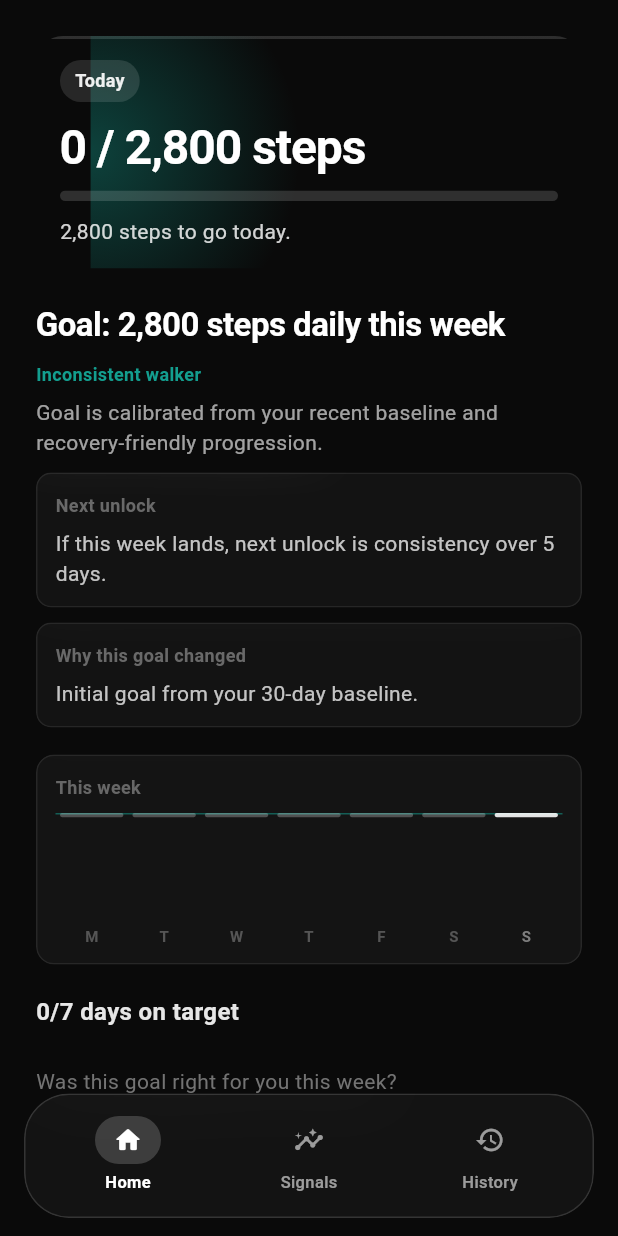
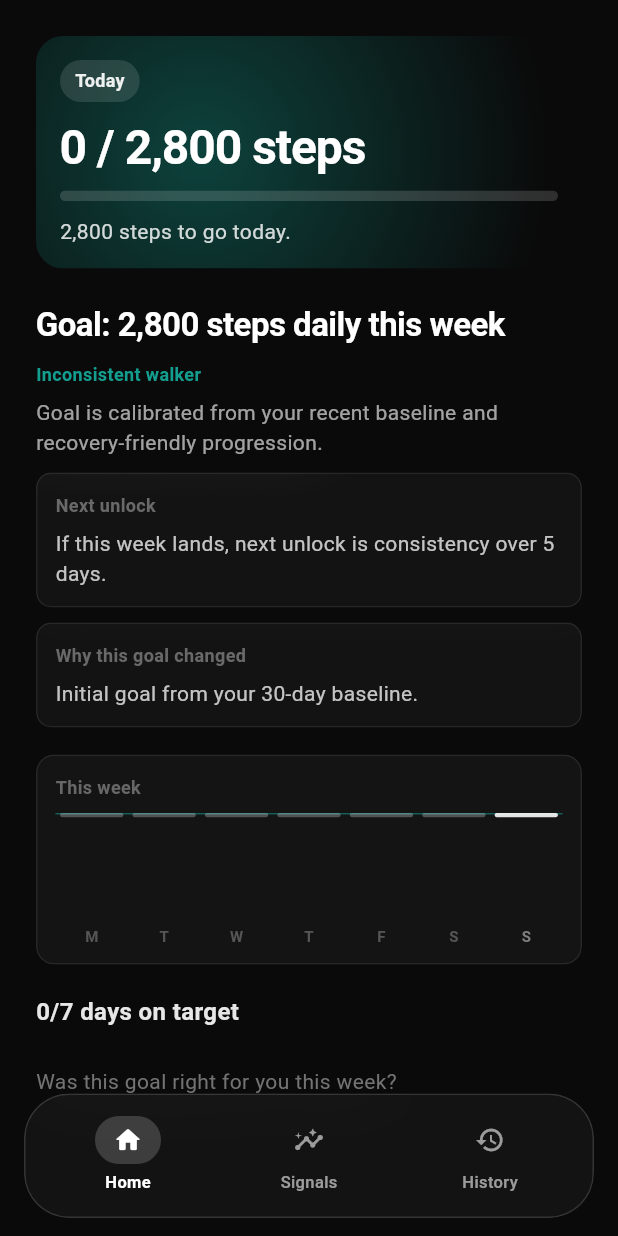
Before and after one commit to HardikSJain/puzzle-health, a Flutter app: the HomePage screen opened by its route, on a phone screen of 412 x 824 dp. Run offline on Flutter 3.47's test engine with Material 3 defaults, Android fonts, the phone set to English and light mode, and no system bars; our stand-ins replace go_router, logger, nanoid, shared_preferences; missing offline and left inert: health; accounts and stored records are empty.

Commit message:
feat(home): implement gradient animation for hero glow effect on load

```diff
--- a/lib/features/home/presentation/pages/home_page.dart
+++ b/lib/features/home/presentation/pages/home_page.dart
@@ -17,16 +17,32 @@ class HomePage extends StatefulWidget {
   State<HomePage> createState() => _HomePageState();
 }
 
-class _HomePageState extends State<HomePage> with SingleTickerProviderStateMixin {
+class _HomePageState extends State<HomePage>
+    with SingleTickerProviderStateMixin {
   CurrentFocus? _focus;
   WeekProgress? _progress;
   bool _loading = true;
   bool _heroEntered = false;
+  late final AnimationController _gradientController;
+  late final Animation<double> _gradientAnimation;
 
   @override
   void initState() {
     super.initState();
+    _gradientController = AnimationController(
+      vsync: this,
+      duration: const Duration(milliseconds: 900),
+    );
+    _gradientAnimation = Tween<double>(begin: -1.2, end: 0).animate(
+      CurvedAnimation(parent: _gradientController, curve: Curves.easeOutCubic),
+    );
     _load();
+  }
+
+  @override
+  void dispose() {
+    _gradientController.dispose();
+    super.dispose();
   }
 
   Future<void> _load() async {
@@ -36,6 +52,7 @@ class _HomePageState extends State<HomePage> with SingleTickerProviderStateMixin
     final progress = await ProgressService.getWeekProgress(focus);
 
     if (!mounted) return;
+    _gradientController.reset();
     setState(() {
       _focus = focus;
       _progress = progress;
@@ -46,6 +63,7 @@ class _HomePageState extends State<HomePage> with SingleTickerProviderStateMixin
     Future.delayed(const Duration(milliseconds: 120), () {
       if (!mounted) return;
       setState(() => _heroEntered = true);
+      _gradientController.forward();
     });
   }
 
@@ -152,16 +170,12 @@ class _HomePageState extends State<HomePage> with SingleTickerProviderStateMixin
                       AppColor.cardColor.withValues(alpha: 0.78),
                     ],
                   ),
-                  border: Border.all(
-                    color: AppColor.primaryTextColor.withValues(alpha: 0.1),
                 ),
               ),
-              ),
-              TweenAnimationBuilder<double>(
-                duration: const Duration(milliseconds: 900),
-                curve: Curves.easeOutCubic,
-                tween: Tween<double>(begin: -1.2, end: heroEntered ? 0.1 : -1.2),
-                builder: (context, value, child) {
+              AnimatedBuilder(
+                animation: _gradientAnimation,
+                builder: (context, child) {
+                  final value = heroEntered ? _gradientAnimation.value : -1.2;
                   return Positioned.fill(
                     child: FractionalTranslation(
                       translation: Offset(value, 0),
@@ -169,8 +183,8 @@ class _HomePageState extends State<HomePage> with SingleTickerProviderStateMixin
                         child: Container(
                           decoration: BoxDecoration(
                             gradient: RadialGradient(
-                              center: Alignment.centerLeft,
-                              radius: 0.9,
+                              center: const Alignment(-0.4, 0),
+                              radius: 1.5,
                               colors: [
                                 AppColor.accentTeal.withValues(alpha: 0.32),
                                 AppColor.accentTeal.withValues(alpha: 0.0),
@@ -191,9 +205,14 @@ class _HomePageState extends State<HomePage> with SingleTickerProviderStateMixin
                     Row(
                       children: [
                         Container(
-                          padding: const EdgeInsets.symmetric(horizontal: 10, vertical: 5),
+                          padding: const EdgeInsets.symmetric(
+                            horizontal: 10,
+                            vertical: 5,
+                          ),
                           decoration: BoxDecoration(
-                            color: AppColor.primaryTextColor.withValues(alpha: 0.12),
+                            color: AppColor.primaryTextColor.withValues(
+                              alpha: 0.12,
+                            ),
                             borderRadius: BorderRadius.circular(999),
                           ),
                           child: Text(
@@ -201,7 +220,9 @@ class _HomePageState extends State<HomePage> with SingleTickerProviderStateMixin
                             style: TextStyle(
                               fontSize: 12,
                               fontWeight: FontWeight.w600,
-                              color: AppColor.primaryTextColor.withValues(alpha: 0.92),
+                              color: AppColor.primaryTextColor.withValues(
+                                alpha: 0.92,
+                              ),
                               letterSpacing: 0.2,
                             ),
                           ),
@@ -227,11 +248,15 @@ class _HomePageState extends State<HomePage> with SingleTickerProviderStateMixin
                       child: LinearProgressIndicator(
                         minHeight: 7,
                         value: progressRatio,
-                        backgroundColor: AppColor.primaryTextColor.withValues(alpha: 0.15),
+                        backgroundColor: AppColor.primaryTextColor.withValues(
+                          alpha: 0.15,
+                        ),
                         valueColor: AlwaysStoppedAnimation<Color>(
                           progress.isOnTrackToday
                               ? AppColor.accentTeal
-                              : AppColor.primaryTextColor.withValues(alpha: 0.9),
+                              : AppColor.primaryTextColor.withValues(
+                                  alpha: 0.9,
+                                ),
                         ),
                       ),
                     ),
@@ -240,7 +265,9 @@ class _HomePageState extends State<HomePage> with SingleTickerProviderStateMixin
                       subtitle,
                       style: TextStyle(
                         fontSize: 14,
-                        color: AppColor.primaryTextColor.withValues(alpha: 0.82),
+                        color: AppColor.primaryTextColor.withValues(
+                          alpha: 0.82,
+                        ),
                       ),
                     ),
                   ],
@@ -555,8 +582,9 @@ class _WeeklyBars extends StatelessWidget {
       ...dailySteps,
       targetSteps,
     ].reduce((a, b) => a > b ? a : b);
-    final targetRatio =
-        maxValue == 0 ? 0.0 : (targetSteps / maxValue).clamp(0.0, 1.0);
+    final targetRatio = maxValue == 0
+        ? 0.0
+        : (targetSteps / maxValue).clamp(0.0, 1.0);
     final todayIndex = (DateTime.now().weekday - 1).clamp(0, 6);
 
     return Column(
@@ -575,8 +603,7 @@ class _WeeklyBars extends StatelessWidget {
                 crossAxisAlignment: CrossAxisAlignment.end,
                 children: List.generate(7, (index) {
                   final value = dailySteps[index];
-                  final ratio =
-                      maxValue == 0
+                  final ratio = maxValue == 0
                       ? 0.0
                       : (value / maxValue).clamp(0.0, 1.0);
                   final isToday = index == todayIndex;
@@ -590,8 +617,7 @@ class _WeeklyBars extends StatelessWidget {
                         alignment: Alignment.bottomCenter,
                         child: Container(
                           decoration: BoxDecoration(
-                            color:
-                                isComplete
+                            color: isComplete
                                 ? AppColor.accentTeal.withValues(alpha: 0.75)
                                 : isToday
                                 ? AppColor.primaryTextColor.withValues(
```
Lines whose indentation alone changed are shown as unchanged.
